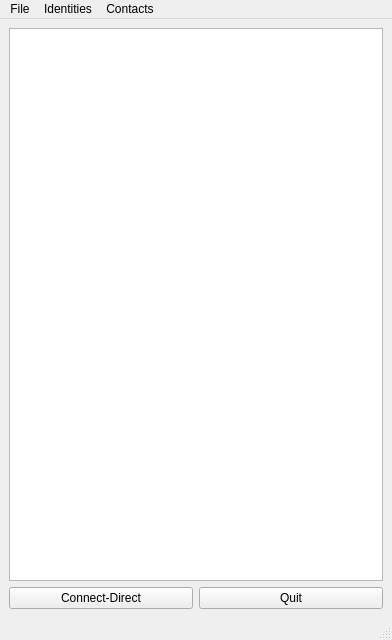
berndhs/egalite, file ui/dchat.ui: the form before one commit.
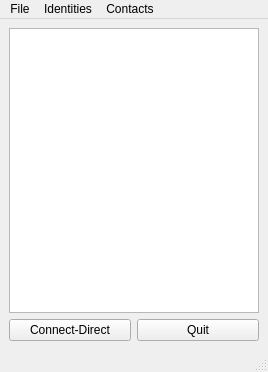
The form after the commit. Icons and pictures are not drawn.

Commit message: more appearance, with column headers etc

Patch:
```diff
--- a/ui/dchat.ui
+++ b/ui/dchat.ui
@@ -6,8 +6,8 @@
    <rect>
     <x>0</x>
     <y>0</y>
-    <width>392</width>
-    <height>640</height>
+    <width>268</width>
+    <height>372</height>
    </rect>
   </property>
   <property name="windowTitle">
@@ -36,33 +36,6 @@
       <property name="gridStyle">
        <enum>Qt::NoPen</enum>
       </property>
-      <property name="sortingEnabled">
-       <bool>true</bool>
-      </property>
-      <attribute name="horizontalHeaderVisible">
-       <bool>true</bool>
-      </attribute>
-      <attribute name="horizontalHeaderDefaultSectionSize">
-       <number>100</number>
-      </attribute>
-      <attribute name="horizontalHeaderStretchLastSection">
-       <bool>true</bool>
-      </attribute>
-      <attribute name="verticalHeaderVisible">
-       <bool>false</bool>
-      </attribute>
-      <attribute name="verticalHeaderVisible">
-       <bool>false</bool>
-      </attribute>
-      <attribute name="horizontalHeaderStretchLastSection">
-       <bool>true</bool>
-      </attribute>
-      <attribute name="horizontalHeaderVisible">
-       <bool>true</bool>
-      </attribute>
-      <attribute name="horizontalHeaderDefaultSectionSize">
-       <number>100</number>
-      </attribute>
      </widget>
     </item>
     <item row="1" column="0">
@@ -90,7 +63,7 @@
     <rect>
      <x>0</x>
      <y>0</y>
-     <width>392</width>
+     <width>268</width>
      <height>21</height>
     </rect>
    </property>
```
Left out of the diff: 36 changed lines with no effect on the pictures. The commit also changes 1 other file.
